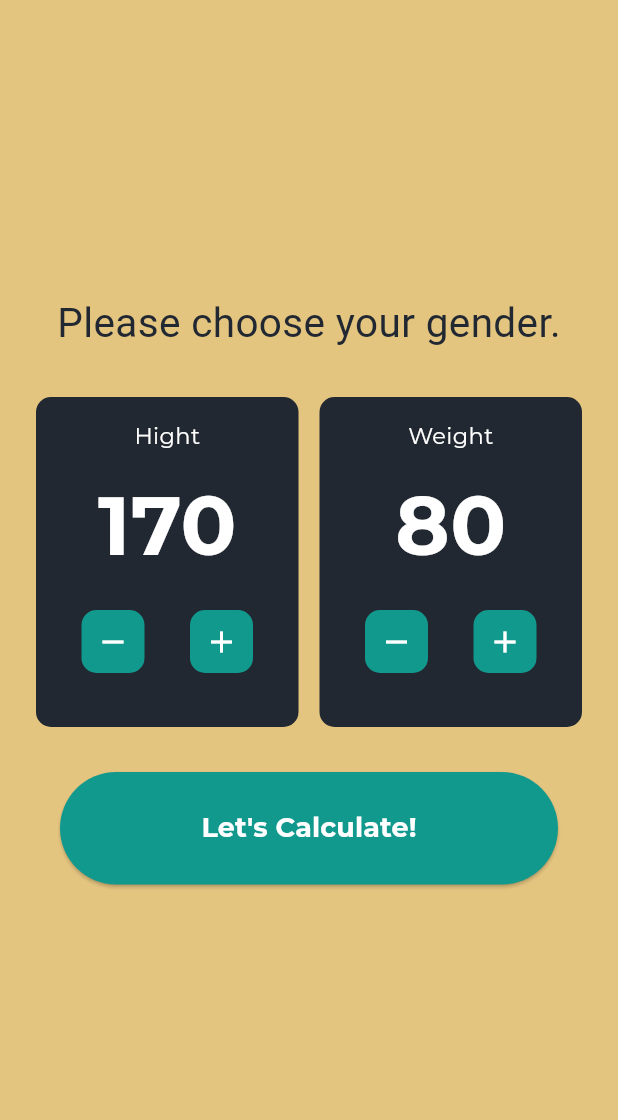
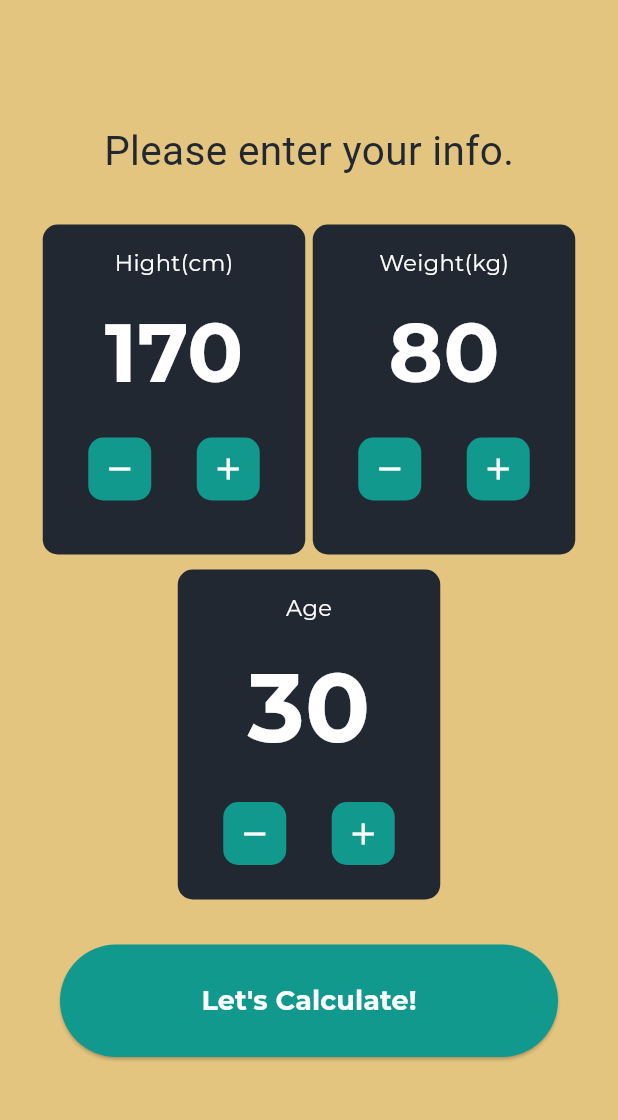
Before and after one commit to MohammadAmin-Andy/FitBMI, a Flutter app: the CalculateScreen screen opened directly with empty values, on a phone screen of 412 x 824 dp, the part 71-1191 px from its top. Run offline on Flutter 3.47's test engine with Material 3 defaults, Android fonts, the phone set to English and light mode, and no system bars; our stand-ins replace hexcolor, talker_flutter; Roboto replaces fonts that are missing (mrb).

Commit message:
Ui finished

```diff
--- a/lib/Screens/calculate_page.dart
+++ b/lib/Screens/calculate_page.dart
@@ -38,9 +38,12 @@ class _CalculateScreenState extends State<CalculateScreen> {
               children: [
                 _getDiscription(),
                 // SizedBox(height: ),
-                Row(
-                  mainAxisAlignment: MainAxisAlignment.spaceEvenly,
-                  children: [_getHight(), _getWeight()],
+                Wrap(
+                  //mainAxisAlignment: MainAxisAlignment.spaceEvenly,
+                  spacing: 5,
+                  runSpacing: 10,
+                  alignment: WrapAlignment.center,
+                  children: [_getHight(), _getWeight(), _getAges()],
                 ),
                 _getContinueButton(context),
               ],
@@ -63,7 +66,7 @@ class _CalculateScreenState extends State<CalculateScreen> {
         children: [
           SizedBox(height: 15),
           Text(
-            'Weight',
+            'Weight(kg)',
             style: TextStyle(
               color: Colors.white,
               fontSize: 15,
@@ -84,7 +87,14 @@ class _CalculateScreenState extends State<CalculateScreen> {
             mainAxisAlignment: MainAxisAlignment.spaceEvenly,
             children: [
               GestureDetector(
-                onTap: () {},
+                onTap: () {
+                  if (weight > 30 && weight <= 200) {
+                    setState(() {
+                      weight--;
+                    });
+                    print(weight);
+                  }
+                },
                 child: Container(
                   height: 42,
                   width: 42,
@@ -96,7 +106,14 @@ class _CalculateScreenState extends State<CalculateScreen> {
                 ),
               ),
               GestureDetector(
-                onTap: () {},
+                onTap: () {
+                  if (weight >= 30 && weight < 200) {
+                    setState(() {
+                      weight++;
+                    });
+                    print(weight);
+                  }
+                },
                 child: Container(
                   height: 42,
                   width: 42,
@@ -126,7 +143,7 @@ class _CalculateScreenState extends State<CalculateScreen> {
         children: [
           SizedBox(height: 15),
           Text(
-            'Hight',
+            'Hight(cm)',
             style: TextStyle(
               color: Colors.white,
               fontSize: 15,
@@ -271,7 +288,7 @@ class _CalculateScreenState extends State<CalculateScreen> {
 
   Text _getDiscription() {
     return Text(
-      'Please choose your gender.',
+      'Please enter your info.',
       style: TextStyle(color: black, fontFamily: 'mrb', fontSize: 27),
     );
   }
```
